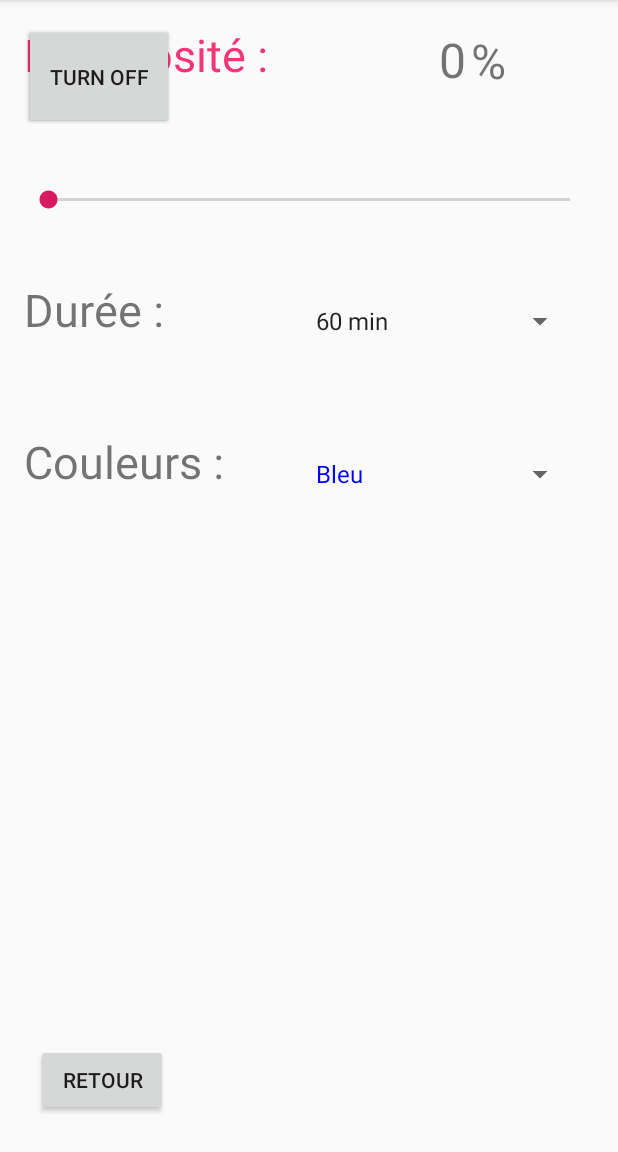
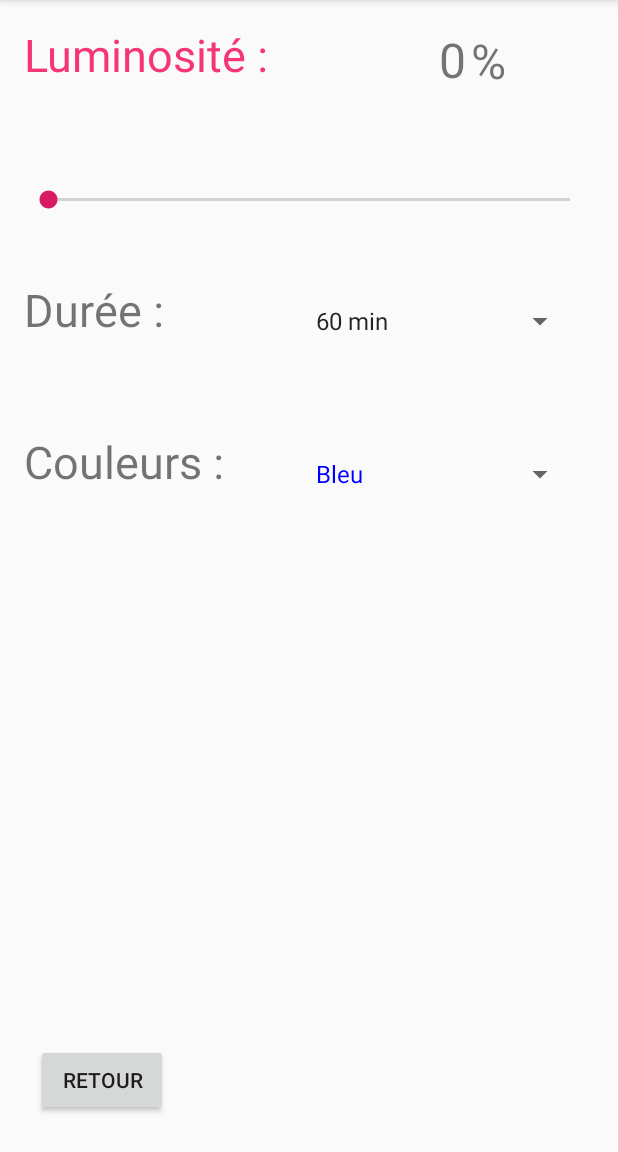
Before and after one commit to cmiesse/ProjetIntegrationGroupe5, an Android app: the LuminosityActivity screen opened directly, with no data from a screen before it, on a phone screen of 412 x 824 dp, the part 84-1236 px from its top. Run offline under Robolectric (Android 15) with nearby library versions, the phone set to English and light mode, and no system bars.

```diff
--- a/Application/app/src/main/java/com/example/happydawn/LuminosityActivity.java
+++ b/Application/app/src/main/java/com/example/happydawn/LuminosityActivity.java
@@ -17,18 +17,12 @@ import android.widget.TextView;
 import android.widget.Toast;
 
 public class LuminosityActivity extends AppCompatActivity {
-    private static final int REQUEST_ENABLE_BT = 0;
-    private static final int REQUEST_DISCOVER_BT = 1;
     private TextView textview;
-    private SeekBar seekbar;
-    private Button retour;
-    private int luminosite;
-    private String couleur;
-    private String duree;
-    private ImageView mBluetooth;
-    private Button monbutton,moffbutton;
-    private BluetoothAdapter bluetoothAdapter;
-
+    SeekBar seekbar;
+    Button retour;
+    int luminosite;
+    String couleur;
+    String duree;
 
     @Override
     protected void onCreate(Bundle savedInstanceState) {
@@ -49,41 +43,6 @@ public class LuminosityActivity extends AppCompatActivity {
 
         textview = (TextView) findViewById(R.id.textview);
         seekbar = (SeekBar) findViewById(R.id.seekBar);
-        moffbutton = findViewById(R.id.buttonoff);
-        monbutton = findViewById(R.id.buttonon);
-        //adaptateur
-        bluetoothAdapter = BluetoothAdapter.getDefaultAdapter();
-        // set image according to bluetooth statues(on/off)
-        if (bluetoothAdapter.isEnabled()) {
-            mBluetooth.setImageResource(R.drawable.ic_action_on);
-        } else {
-            mBluetooth.setImageResource(R.drawable.ic_action_of);
-        }
-        monbutton.setOnClickListener(new View.OnClickListener() {
-            @Override
-            public void onClick(View v) {
-                if (!bluetoothAdapter.isEnabled()) {
-                    showtoast("Turning bluetooth on...");
-                    Intent intent = new Intent(BluetoothAdapter.ACTION_REQUEST_ENABLE);
-                    startActivityForResult(intent, REQUEST_ENABLE_BT);
-                } else {
-                    showtoast("Bluetooth is already on");
-                }
-            }
-        });
-        moffbutton.setOnClickListener(new View.OnClickListener() {
-            @Override
-            public void onClick(View v) {
-                if (bluetoothAdapter.isEnabled()){
-                    bluetoothAdapter.disable();
-                    showtoast("Turning Bluetooth Off");
-                    mBluetooth.setImageResource(R.drawable.ic_action_of);
-                }
-                else {
-                    showtoast("Bluetooth is already off");
-                }
-            }
-        });
 
         seekbar.setOnSeekBarChangeListener(new SeekBar.OnSeekBarChangeListener() {
             @Override
@@ -115,26 +74,6 @@ public class LuminosityActivity extends AppCompatActivity {
         });
 
     }
-
-
-        @Override
-        protected void onActivityResult(int requestCode, int resultCode, Intent data) {
-            switch (requestCode){
-                case REQUEST_ENABLE_BT:
-                    if (resultCode == RESULT_OK){
-                        //bluetooth is on
-                        mBluetooth.setImageResource(R.drawable.ic_action_on);
-                        showtoast("Bluetooth is on");
-                    }
-                    else {
-                        //user denied to turn bluetooth on
-                        showtoast("could't on bluetooth");
-                    }
-                    break;
-            }
-            super.onActivityResult(requestCode, resultCode, data);
-        }
-
         private void showtoast(String msg){
         Toast.makeText(this,msg,Toast.LENGTH_SHORT).show();
     }
--- a/Application/app/src/main/res/layout/activity_luminosity.xml
+++ b/Application/app/src/main/res/layout/activity_luminosity.xml
@@ -129,30 +129,4 @@
         app:layout_constraintStart_toStartOf="parent"
         tools:ignore="MissingConstraints" />
 
-    <ImageView
-        android:id="@+id/bluetooth"
-        android:layout_width="100dp"
-        android:layout_height="100dp"
-        android:layout_marginTop="32dp"
-        app:layout_constraintTop_toBottomOf="@+id/textView2"
-        tools:layout_editor_absoluteX="61dp" />
-
-    <Button
-        android:id="@+id/buttonon"
-        android:layout_width="100dp"
-        android:layout_height="70dp"
-        tools:layout_editor_absoluteX="211dp"
-        tools:layout_editor_absoluteY="344dp"
-        android:text="Turn on"
-        />
-
-    <Button
-        android:id="@+id/buttonoff"
-        android:layout_width="100dp"
-        android:layout_height="70dp"
-        android:text="Turn off"
-        tools:layout_editor_absoluteX="211dp"
-        tools:layout_editor_absoluteY="430dp" />
-
-
 </androidx.constraintlayout.widget.ConstraintLayout>
```
Also changed, not shown: Application/app/src/main/java/com/example/happydawn/MainActivity.java (+33 -0 lines).
